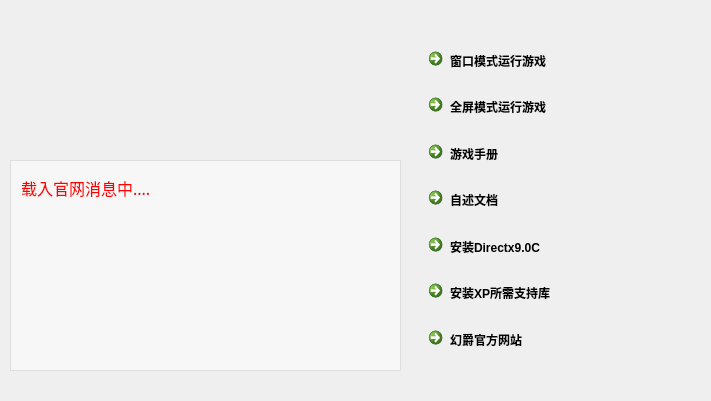
This is SLGGame/Launcher/launcher.ui in weimingtom/fdux-slg-game as Qt 5 draws it before an edit. The edited form follows.
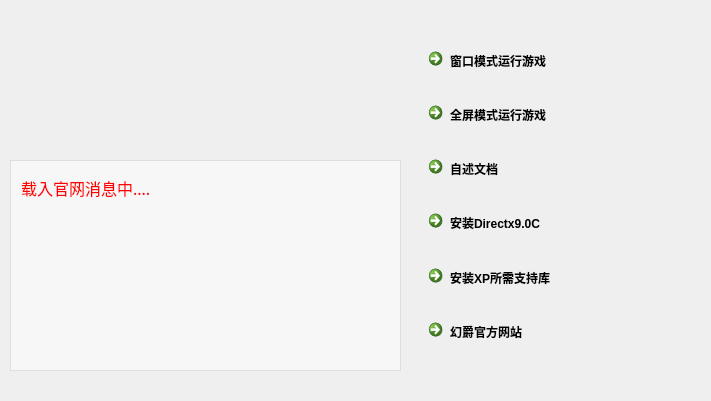
This is the edited form. Icons and pictures are not drawn.

Patch:
```diff
--- a/SLGGame/Launcher/launcher.ui
+++ b/SLGGame/Launcher/launcher.ui
@@ -108,20 +108,6 @@
        </property>
       </widget>
      </item>
-     <item>
-      <widget class="QCommandLinkButton" name="commandLinkButton_3">
-       <property name="styleSheet">
-        <string notr="true">QCommandLinkButton{
-	font: 75 12pt &quot;微软雅黑&quot;;
-	
-	color: rgb(0, 0, 0);
-}</string>
-       </property>
-       <property name="text">
-        <string>游戏手册</string>
-       </property>
-      </widget>
-     </item>
      <item>
       <widget class="QCommandLinkButton" name="commandLinkButton_4">
        <property name="styleSheet">
```
